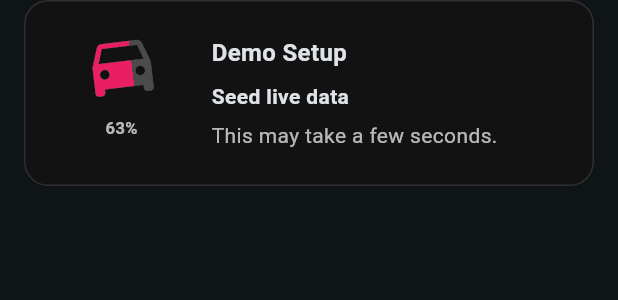
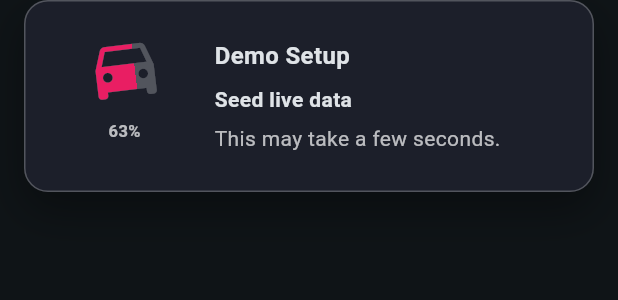
Before and after one commit to Phatjiro/CSA_PRO, a Flutter app: the _DemoInitContent widget shown alone on an empty page, opened directly, on a phone screen of 412 x 824 dp. Shown: the top 300 px of the screen. Run offline on Flutter 3.47's test engine with Material 3 defaults, Android fonts, the phone set to English and light mode, and no system bars; our stand-ins replace fl_chart, flutter_blue_plus, hive, hive_flutter, permission_handler, share_plus and 2 more; accounts and stored records are empty.

Commit message:
update ui init demo

```diff
--- a/flutter-car-scanner/lib/screens/demo_init_screen.dart
+++ b/flutter-car-scanner/lib/screens/demo_init_screen.dart
@@ -1,5 +1,6 @@
 import 'dart:async';
 import 'package:flutter/material.dart';
+import 'dart:ui' as ui;
 
 import '../services/connection_manager.dart';
 import '../services/vehicle_service.dart';
@@ -87,11 +88,18 @@ class _DemoInitContentState extends State<_DemoInitContent> {
         padding: const EdgeInsets.fromLTRB(16, 0, 16, 16),
         child: Container(
           decoration: BoxDecoration(
-            color: const Color(0xFF121212),
+            color: const Color(0xFF1C1F2A),
             borderRadius: BorderRadius.circular(16),
-            border: Border.all(color: Colors.white12),
+            border: Border.all(color: Colors.white24),
+            boxShadow: [
+              BoxShadow(
+                color: Colors.black.withOpacity(0.35),
+                blurRadius: 24,
+                offset: const Offset(0, 12),
+              ),
+            ],
           ),
-          padding: const EdgeInsets.all(16),
+          padding: const EdgeInsets.all(18),
           child: Row(
             children: [
               // Icon block (compact)
```
